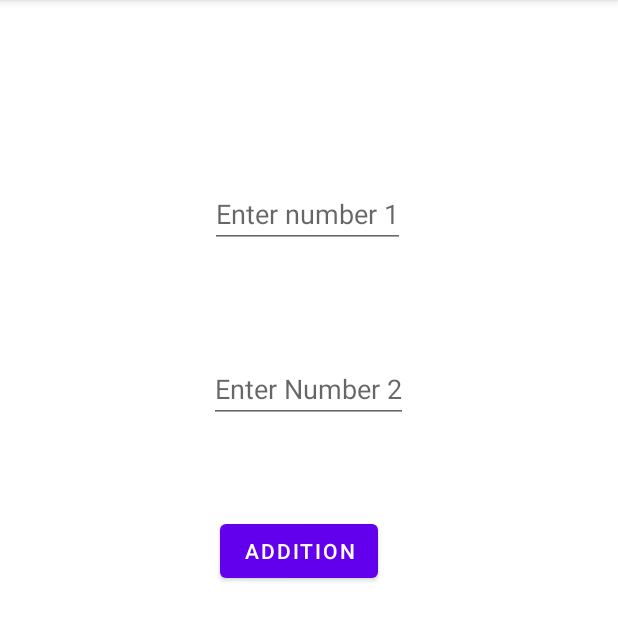
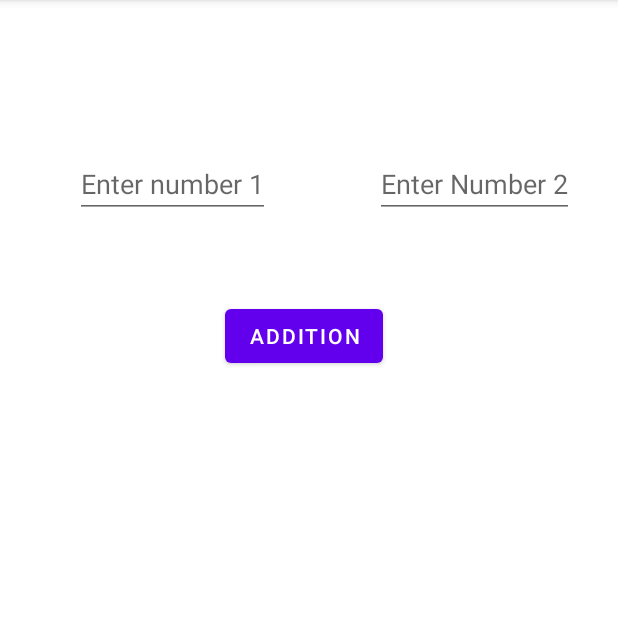
Before and after one commit to Rishi-NithinEM/Calc_Fragment, an Android app: the screen it shows after launch (MainActivity), after a tap on "ADDITION", on a phone screen of 412 x 824 dp, the part 84-725 px from its top. Run offline under Robolectric (Android 15) with nearby library versions, the phone set to English and light mode, and no system bars.

Commit message:
2nd edit

```diff
--- a/app/src/main/AndroidManifest.xml
+++ b/app/src/main/AndroidManifest.xml
@@ -12,7 +12,7 @@
         <activity
             android:name=".MainActivity"
             android:exported="true"
-            android:configChanges="screenSize">
+            android:configChanges="screenSize|orientation|keyboardHidden">
             <intent-filter>
                 <action android:name="android.intent.action.MAIN" />
 
--- a/app/src/main/java/com/example/calc_fragment/FragmentA.kt
+++ b/app/src/main/java/com/example/calc_fragment/FragmentA.kt
@@ -30,7 +30,7 @@ class FragmentA : Fragment(), View.OnClickListener {
 
     var output: String = ""
 
-    var operation: String = "x"
+    var operation: String = ""
 
     var state: Int = 0
 
@@ -78,7 +78,7 @@ class FragmentA : Fragment(), View.OnClickListener {
 
 
         if(savedInstanceState!=null){
-//            operation=savedInstanceState.getString("opp","")
+            operation=savedInstanceState.getString("opp","")
             state = savedInstanceState.getInt("state")
             output=savedInstanceState.getString("result","")
 
@@ -168,7 +168,7 @@ class FragmentA : Fragment(), View.OnClickListener {
         super.onSaveInstanceState(outState)
 
         outState.putInt("state", state)
-//        outState.putString("opp",operation)
+        outState.putString("opp",operation)
         outState.putString("result",output)
 
 
--- a/app/src/main/java/com/example/calc_fragment/FragmentB.kt
+++ b/app/src/main/java/com/example/calc_fragment/FragmentB.kt
@@ -160,8 +160,8 @@ class FragmentB : Fragment() {
 //        Toast.makeText(activity,result,Toast.LENGTH_LONG).show()
 
 
-        fragmentManager?.setFragmentResult("Key", bundleOf("and" to res))
-        fragmentManager?.popBackStackImmediate()
+        activity?.supportFragmentManager?.setFragmentResult("Key", bundleOf("and" to res))
+        activity?.supportFragmentManager?.popBackStackImmediate()
 
 
     }
--- a/app/src/main/res/layout-land/activity_main.xml
+++ /dev/null
@@ -1,21 +0,0 @@
-<?xml version="1.0" encoding="utf-8"?>
-<androidx.constraintlayout.widget.ConstraintLayout xmlns:android="http://schemas.android.com/apk/res/android"
-    xmlns:app="http://schemas.android.com/apk/res-auto"
-    xmlns:tools="http://schemas.android.com/tools"
-    android:layout_width="match_parent"
-    android:layout_height="match_parent"
-    tools:context=".MainActivity"
-    tools:layout_editor_absoluteX="71dp"
-    tools:layout_editor_absoluteY="-28dp">
-
-    <FrameLayout
-
-        android:id="@+id/flayout1"
-        android:layout_width="match_parent"
-        android:layout_height="match_parent"
-        app:layout_constraintBottom_toBottomOf="parent"
-        app:layout_constraintStart_toStartOf="parent">
-
-    </FrameLayout>
-
-</androidx.constraintlayout.widget.ConstraintLayout>
--- a/app/src/main/res/layout-land/fragment_b.xml
+++ /dev/null
@@ -1,53 +0,0 @@
-<?xml version="1.0" encoding="utf-8"?>
-<RelativeLayout xmlns:android="http://schemas.android.com/apk/res/android"
-    xmlns:app="http://schemas.android.com/apk/res-auto"
-    xmlns:tools="http://schemas.android.com/tools"
-    android:layout_width="match_parent"
-    android:layout_height="match_parent"
-    android:background="@color/white"
-    tools:context=".FragmentB">
-
-    <EditText
-        android:id="@+id/Input1"
-        android:layout_width="wrap_content"
-        android:layout_height="wrap_content"
-        android:layout_alignParentTop="true"
-        android:layout_alignParentEnd="true"
-        android:layout_centerVertical="true"
-        android:layout_marginTop="158dp"
-        android:layout_marginEnd="503dp"
-        android:hint="Enter number 1"
-        android:inputType="number"
-        tools:ignore="SpeakableTextPresentCheck">
-
-    </EditText>
-
-    <EditText
-        android:id="@+id/Input2"
-        android:layout_width="wrap_content"
-        android:layout_height="wrap_content"
-        android:layout_alignParentTop="true"
-        android:layout_alignParentEnd="true"
-        android:layout_centerVertical="true"
-        android:layout_marginTop="160dp"
-        android:layout_marginEnd="176dp"
-        android:hint="Enter Number 2"
-        android:inputType="number"
-        tools:ignore="SpeakableTextPresentCheck">
-
-    </EditText>
-
-    <Button
-        android:id="@+id/output"
-        android:layout_width="wrap_content"
-        android:layout_height="wrap_content"
-        android:layout_below="@+id/Input2"
-        android:layout_alignParentEnd="true"
-        android:layout_marginTop="47dp"
-        android:layout_marginEnd="343dp"
-        android:layout_marginBottom="208dp"
-        android:text="Button"
-        app:layout_constraintBottom_toBottomOf="parent"
-        app:layout_constraintEnd_toEndOf="parent" />
-
-</RelativeLayout>
--- a/app/src/main/res/layout/activity_main.xml
+++ b/app/src/main/res/layout/activity_main.xml
@@ -8,7 +8,7 @@
     tools:layout_editor_absoluteX="71dp"
     tools:layout_editor_absoluteY="-28dp">
 
-    <FrameLayout
+    <androidx.fragment.app.FragmentContainerView
 
         android:id="@+id/flayout1"
         android:layout_width="match_parent"
@@ -16,6 +16,6 @@
         app:layout_constraintBottom_toBottomOf="parent"
         app:layout_constraintStart_toStartOf="parent">
 
-    </FrameLayout>
+    </androidx.fragment.app.FragmentContainerView>
 
 </androidx.constraintlayout.widget.ConstraintLayout>
--- a/app/src/main/res/layout/fragment_b.xml
+++ b/app/src/main/res/layout/fragment_b.xml
@@ -1,5 +1,5 @@
 <?xml version="1.0" encoding="utf-8"?>
-<RelativeLayout xmlns:android="http://schemas.android.com/apk/res/android"
+<androidx.coordinatorlayout.widget.CoordinatorLayout xmlns:android="http://schemas.android.com/apk/res/android"
     xmlns:app="http://schemas.android.com/apk/res-auto"
     xmlns:tools="http://schemas.android.com/tools"
     android:layout_width="match_parent"
@@ -14,8 +14,8 @@
         android:layout_alignParentTop="true"
         android:layout_alignParentEnd="true"
         android:layout_centerHorizontal="true"
-        android:layout_marginTop="120dp"
-        android:layout_marginEnd="142dp"
+        android:layout_marginStart="50dp"
+        android:layout_marginTop="100dp"
         android:hint="Enter number 1"
         android:inputType="number"
         android:text=""
@@ -30,8 +30,8 @@
         android:layout_below="@+id/Input1"
         android:layout_alignParentEnd="true"
         android:layout_centerHorizontal="true"
-        android:layout_marginTop="71dp"
-        android:layout_marginEnd="140dp"
+        android:layout_marginStart="250dp"
+        android:layout_marginTop="100dp"
         android:hint="Enter Number 2"
         android:inputType="number"
         android:text=""
@@ -46,8 +46,8 @@
         android:layout_below="@+id/Input2"
         android:layout_alignParentEnd="true"
         android:layout_centerHorizontal="true"
-        android:layout_marginTop="61dp"
-        android:layout_marginEnd="160dp"
+        android:layout_marginStart="150dp"
+        android:layout_marginTop="200dp"
         android:text="Button" />
 
-</RelativeLayout>
+</androidx.coordinatorlayout.widget.CoordinatorLayout>
```
Also changed, not shown: app/src/main/res/layout-land/fragment_a.xml (+25 -27 lines), app/src/main/res/layout/fragment_a.xml (+20 -25 lines).
